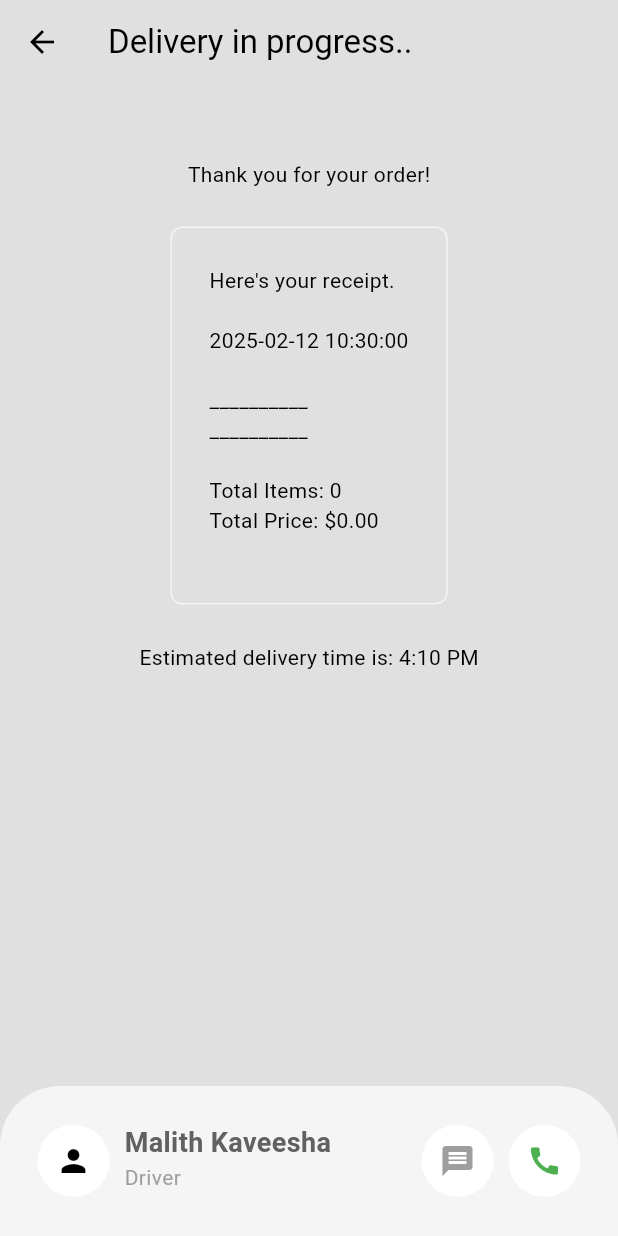
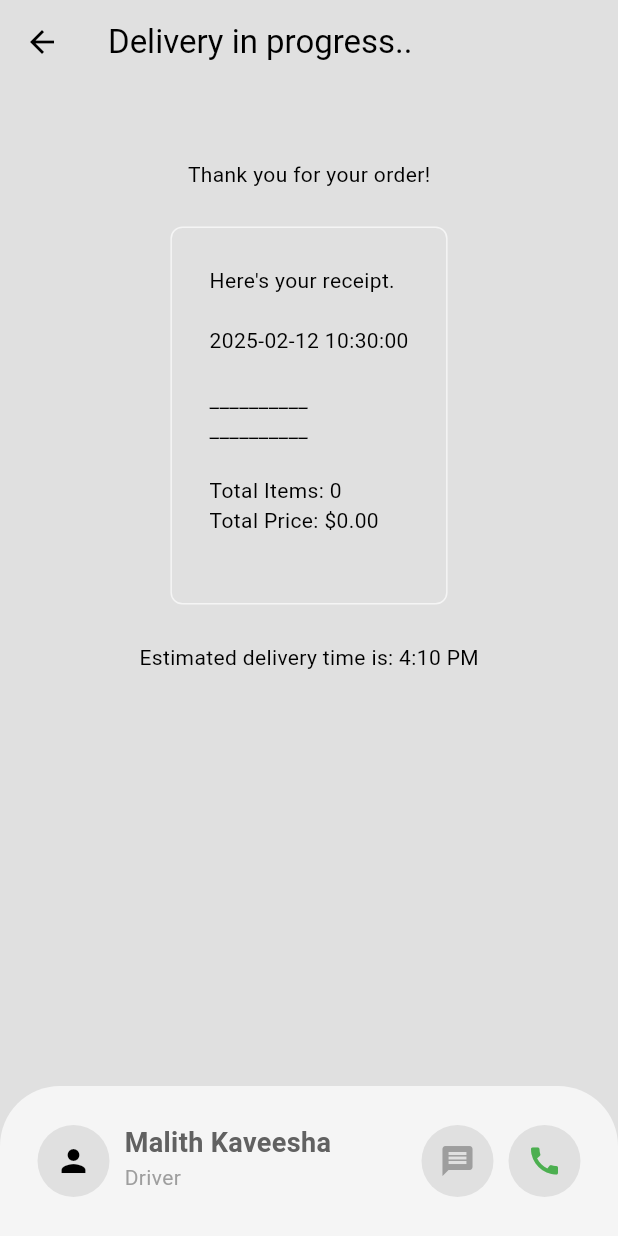
Before and after one commit to MalithKeerthisinghe/Flutter-Food-Delivery-App-With-Backend, a Flutter app: the DeliveryProgressPage screen opened directly, on a phone screen of 412 x 824 dp. Run offline on Flutter 3.47's test engine with Material 3 defaults, Android fonts, the phone set to English and light mode, and no system bars; our stand-ins replace firebase_auth, firebase_core, flutter_credit_card; accounts and stored records are empty; network calls fail.

Commit message:
some changes

```diff
--- a/lib/pages/delivery_progress_page.dart
+++ b/lib/pages/delivery_progress_page.dart
@@ -37,7 +37,7 @@ class DeliveryProgressPage extends StatelessWidget {
           // profile pic of driver
           Container(
             decoration: BoxDecoration(
-              color: Theme.of(context).colorScheme.background,
+              color: Theme.of(context).colorScheme.surface,
               shape: BoxShape.circle,
             ),
             child: IconButton(
@@ -74,7 +74,7 @@ class DeliveryProgressPage extends StatelessWidget {
               // message button
               Container(
                 decoration: BoxDecoration(
-                  color: Theme.of(context).colorScheme.background,
+                  color: Theme.of(context).colorScheme.surface,
                   shape: BoxShape.circle,
                 ),
                 child: IconButton(
@@ -89,7 +89,7 @@ class DeliveryProgressPage extends StatelessWidget {
               // call button
               Container(
                 decoration: BoxDecoration(
-                  color: Theme.of(context).colorScheme.background,
+                  color: Theme.of(context).colorScheme.surface,
                   shape: BoxShape.circle,
                 ),
                 child: IconButton(
```
Also changed, not shown: lib/pages/login_page.dart (+20 -12 lines), lib/pages/register_page.dart (+43 -0 lines), pubspec.yaml (+4 -4 lines), pubspec.lock, 1 other file.
